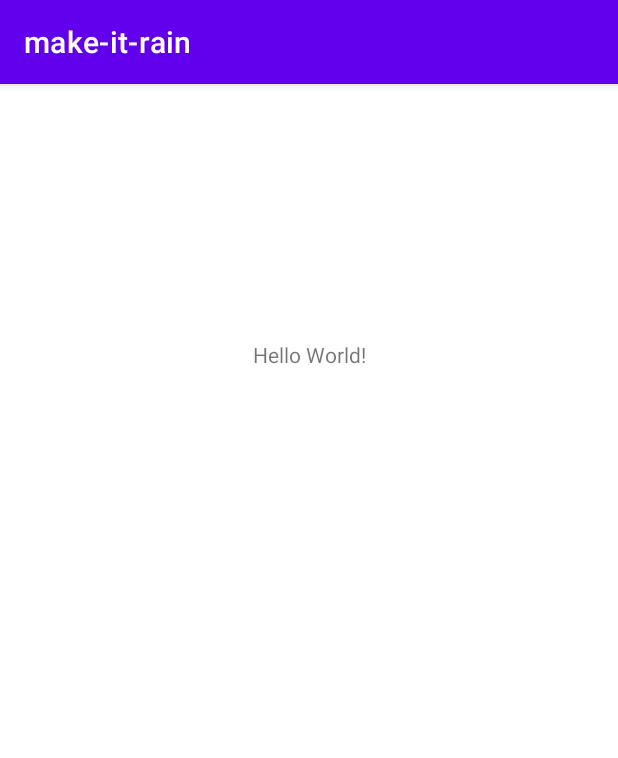
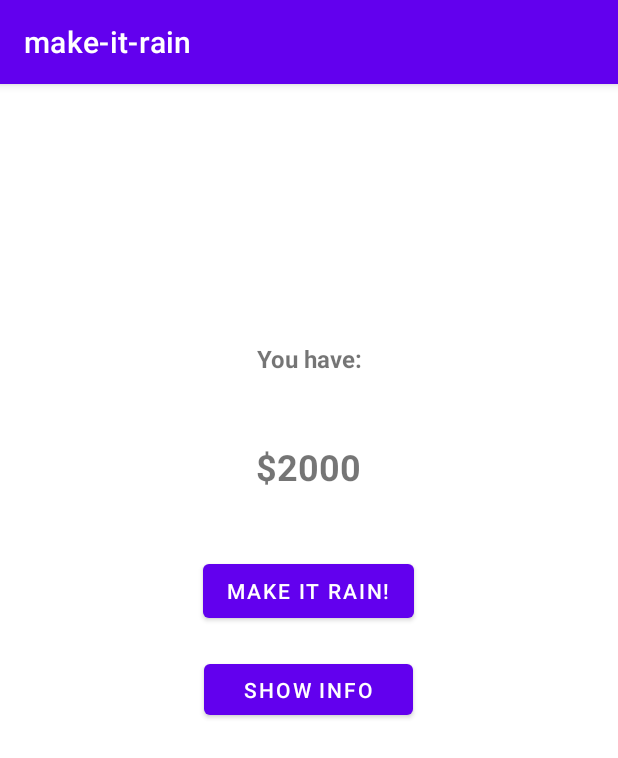
Before and after one commit to Bartosz76/android-money-counter, an Android app: the screen it shows after launch (MainActivity), on a phone screen of 412 x 824 dp. Shown: the top 758 px of the screen. Run offline under Robolectric (Android 15) with nearby library versions, the phone set to English and light mode, and no system bars.

Commit message:
Added first textViews and Buttons.

```diff
--- a/app/src/main/res/layout/activity_main.xml
+++ b/app/src/main/res/layout/activity_main.xml
@@ -7,13 +7,56 @@
     tools:context=".MainActivity">
 
     <TextView
+        android:id="@+id/textView3"
         android:layout_width="wrap_content"
         android:layout_height="wrap_content"
-        android:text="Hello World!"
+        android:text="@string/you_have"
+        android:textSize="16sp"
+        android:textStyle="bold"
         app:layout_constraintBottom_toBottomOf="parent"
         app:layout_constraintLeft_toLeftOf="parent"
         app:layout_constraintRight_toRightOf="parent"
         app:layout_constraintTop_toTopOf="parent"
-        app:layout_constraintVertical_bias="0.228" />
+        app:layout_constraintVertical_bias="0.231" />
+
+    <TextView
+        android:id="@+id/textView2"
+        android:layout_width="112dp"
+        android:layout_height="54dp"
+        android:gravity="center"
+        android:text="@string/money_value"
+        android:textSize="24sp"
+        android:textStyle="bold"
+        app:layout_constraintBottom_toBottomOf="parent"
+        app:layout_constraintEnd_toEndOf="parent"
+        app:layout_constraintHorizontal_bias="0.498"
+        app:layout_constraintStart_toStartOf="parent"
+        app:layout_constraintTop_toBottomOf="@+id/textView3"
+        app:layout_constraintVertical_bias="0.065" />
+
+    <Button
+        android:id="@+id/button"
+        android:layout_width="wrap_content"
+        android:layout_height="wrap_content"
+        android:text="@string/make_it_rain"
+        app:layout_constraintBottom_toBottomOf="parent"
+        app:layout_constraintEnd_toEndOf="parent"
+        app:layout_constraintHorizontal_bias="0.498"
+        app:layout_constraintStart_toStartOf="parent"
+        app:layout_constraintTop_toBottomOf="@+id/textView2"
+        app:layout_constraintVertical_bias="0.073" />
+
+    <Button
+        android:id="@+id/button2"
+        android:layout_width="139dp"
+        android:layout_height="46dp"
+        android:text="@string/show_info"
+        app:layout_constraintBottom_toBottomOf="parent"
+        app:layout_constraintEnd_toEndOf="parent"
+        app:layout_constraintHorizontal_bias="0.498"
+        app:layout_constraintStart_toStartOf="parent"
+        app:layout_constraintTop_toBottomOf="@+id/button"
+        app:layout_constraintVertical_bias="0.051"
+        tools:ignore="TouchTargetSizeCheck" />
 
 </androidx.constraintlayout.widget.ConstraintLayout>
--- a/app/src/main/res/values/strings.xml
+++ b/app/src/main/res/values/strings.xml
@@ -1,3 +1,7 @@
 <resources>
     <string name="app_name">make-it-rain</string>
+    <string name="you_have">You have:</string>
+    <string name="money_value">$2000</string>
+    <string name="make_it_rain">Make it rain!</string>
+    <string name="show_info">Show info</string>
 </resources>
```
